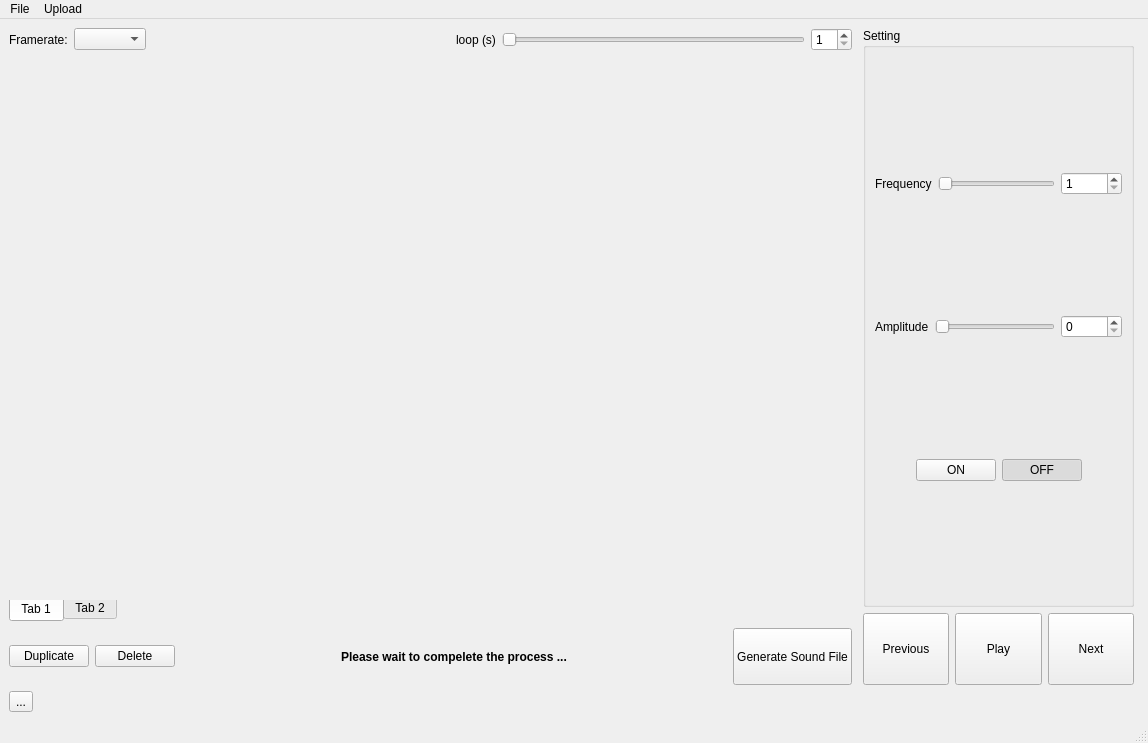
Before: the Qt Designer form projectsetting.ui in MohammadMokhalled/Vibmory_HapticPatternGenerator, drawn with Qt 5.
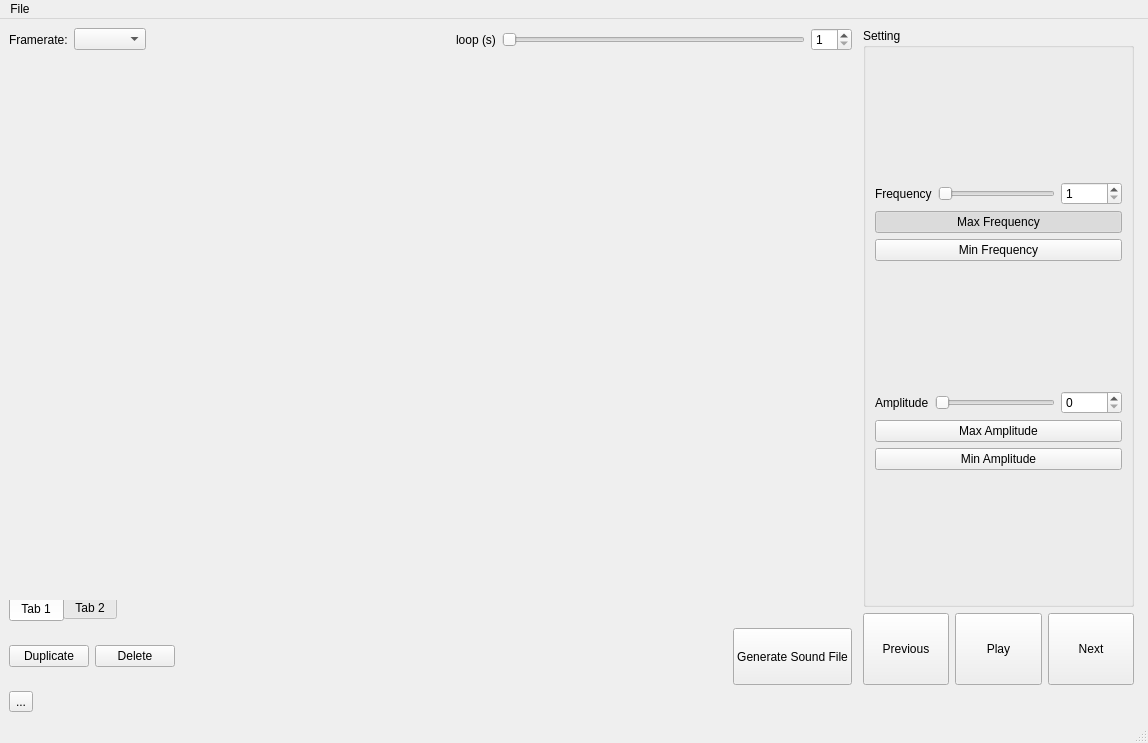
After: the same form once the commit is applied.

Commit message: on off buttons changed

```diff
--- a/projectsetting.ui
+++ b/projectsetting.ui
@@ -266,19 +266,6 @@
             </property>
            </spacer>
           </item>
-          <item>
-           <widget class="QLabel" name="messageLabel">
-            <property name="font">
-             <font>
-              <weight>75</weight>
-              <bold>true</bold>
-             </font>
-            </property>
-            <property name="text">
-             <string>Please wait to compelete the process ...</string>
-            </property>
-           </widget>
-          </item>
           <item>
            <spacer name="horizontalSpacer_5">
             <property name="orientation">
@@ -333,7 +320,7 @@
             <enum>QLayout::SetMinimumSize</enum>
            </property>
            <item>
-            <layout class="QVBoxLayout" name="verticalLayout" stretch="0,1,0,1,0,1,0">
+            <layout class="QVBoxLayout" name="verticalLayout" stretch="0,1,0,0,0,1,0,0,0">
              <property name="sizeConstraint">
               <enum>QLayout::SetMaximumSize</enum>
              </property>
@@ -417,6 +404,38 @@
                </item>
               </layout>
              </item>
+             <item>
+              <widget class="QPushButton" name="maxFrequencyPushButton">
+               <property name="mouseTracking">
+                <bool>true</bool>
+               </property>
+               <property name="tabletTracking">
+                <bool>true</bool>
+               </property>
+               <property name="text">
+                <string>Max Frequency</string>
+               </property>
+               <property name="checkable">
+                <bool>true</bool>
+               </property>
+               <property name="checked">
+                <bool>true</bool>
+               </property>
+               <property name="autoExclusive">
+                <bool>false</bool>
+               </property>
+               <property name="flat">
+                <bool>false</bool>
+               </property>
+              </widget>
+             </item>
+             <item>
+              <widget class="QPushButton" name="minFrequencyPushButton">
+               <property name="text">
+                <string>Min Frequency</string>
+               </property>
+              </widget>
+             </item>
              <item>
               <spacer name="verticalSpacer_2">
                <property name="mouseTracking">
@@ -492,115 +511,33 @@
               </layout>
              </item>
              <item>
-              <spacer name="verticalSpacer">
+              <widget class="QPushButton" name="maxAmplitudePushButton">
+               <property name="sizePolicy">
+                <sizepolicy hsizetype="Minimum" vsizetype="Fixed">
+                 <horstretch>0</horstretch>
+                 <verstretch>0</verstretch>
+                </sizepolicy>
+               </property>
                <property name="mouseTracking">
                 <bool>true</bool>
                </property>
                <property name="tabletTracking">
                 <bool>true</bool>
                </property>
-               <property name="orientation">
-                <enum>Qt::Vertical</enum>
+               <property name="text">
+                <string>Max Amplitude</string>
                </property>
-               <property name="sizeHint" stdset="0">
-                <size>
-                 <width>20</width>
-                 <height>40</height>
-                </size>
+               <property name="checkable">
+                <bool>true</bool>
                </property>
-              </spacer>
+              </widget>
              </item>
              <item>
-              <layout class="QHBoxLayout" name="horizontalLayout_3">
-               <property name="sizeConstraint">
-                <enum>QLayout::SetMinimumSize</enum>
+              <widget class="QPushButton" name="minAmplitudePushButton">
+               <property name="text">
+                <string>Min Amplitude</string>
                </property>
-               <item>
-                <spacer name="horizontalSpacer_2">
-                 <property name="mouseTracking">
-                  <bool>true</bool>
-                 </property>
-                 <property name="tabletTracking">
-                  <bool>true</bool>
-                 </property>
-                 <property name="orientation">
-                  <enum>Qt::Horizontal</enum>
-                 </property>
-                 <property name="sizeHint" stdset="0">
-                  <size>
-                   <width>40</width>
-                   <height>20</height>
-                  </size>
-                 </property>
-                </spacer>
-               </item>
-               <item>
-                <widget class="QPushButton" name="onPushButton">
-                 <property name="sizePolicy">
-                  <sizepolicy hsizetype="Minimum" vsizetype="Fixed">
-                   <horstretch>0</horstretch>
-                   <verstretch>0</verstretch>
-                  </sizepolicy>
-                 </property>
-                 <property name="mouseTracking">
-                  <bool>true</bool>
-                 </property>
-                 <property name="tabletTracking">
-                  <bool>true</bool>
-                 </property>
-                 <property name="text">
-                  <string>ON</string>
-                 </property>
-                 <property name="checkable">
-                  <bool>true</bool>
-                 </property>
-                </widget>
-               </item>
-               <item>
-                <widget class="QPushButton" name="offPushButton">
-                 <property name="mouseTracking">
-                  <bool>true</bool>
-                 </property>
-                 <property name="tabletTracking">
-                  <bool>true</bool>
-                 </property>
-                 <property name="text">
-                  <string>OFF</string>
-                 </property>
-                 <property name="checkable">
-                  <bool>true</bool>
-                 </property>
-                 <property name="checked">
-                  <bool>true</bool>
-                 </property>
-                 <property name="autoExclusive">
-                  <bool>false</bool>
-                 </property>
-                 <property name="flat">
-                  <bool>false</bool>
-                 </property>
-                </widget>
-               </item>
-               <item>
-                <spacer name="horizontalSpacer_3">
-                 <property name="mouseTracking">
-                  <bool>true</bool>
-                 </property>
-                 <property name="tabletTracking">
-                  <bool>true</bool>
-                 </property>
-                 <property name="orientation">
-                  <enum>Qt::Horizontal</enum>
-                 </property>
-                 <property name="sizeHint" stdset="0">
-                  <size>
-                   <width>40</width>
-                   <height>20</height>
-                  </size>
-                 </property>
-                </spacer>
-               </item>
-              </layout>
+              </widget>
              </item>
              <item>
               <spacer name="verticalSpacer_4">
@@ -702,7 +639,7 @@
      <x>0</x>
      <y>0</y>
      <width>1148</width>
-     <height>21</height>
+     <height>26</height>
     </rect>
    </property>
    <widget class="QMenu" name="menuFile">
@@ -712,15 +649,7 @@
     <addaction name="actionSave"/>
     <addaction name="actionImport"/>
    </widget>
-   <widget class="QMenu" name="menuUpload">
-    <property name="title">
-     <string>Upload</string>
-    </property>
-    <addaction name="actionRepository"/>
-    <addaction name="actionComputer"/>
-   </widget>
    <addaction name="menuFile"/>
-   <addaction name="menuUpload"/>
   </widget>
   <widget class="QStatusBar" name="statusbar"/>
   <action name="actionSave">
```
Left out of the diff: 37 changed lines with no effect on the pictures. The commit also changes 660 other files.
